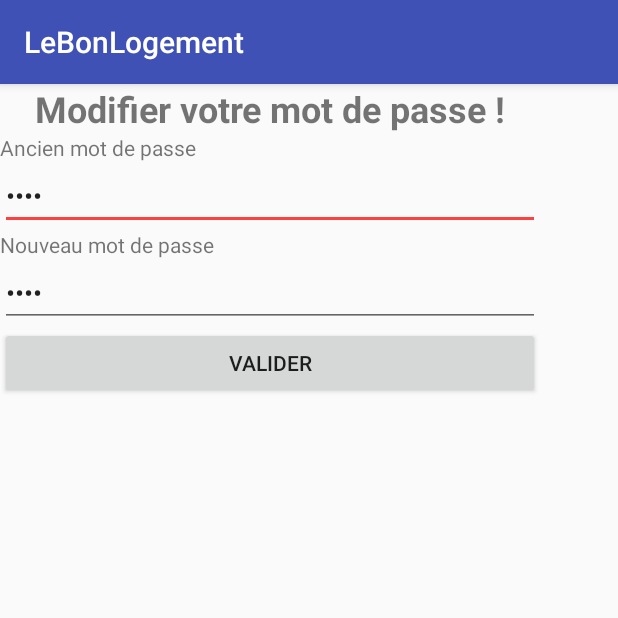
After one commit to BonnefoyC/Projet_if26_android, an Android app: the ModifierMdp screen opened directly, with no data from a screen before it, on a phone screen of 412 x 824 dp, the top half of it. The commit adds this screen. Run offline under Robolectric (Android 15) with nearby library versions, the phone set to English and light mode, and no system bars.

Commit message:
ADD : Interface modification mdp

```diff
--- a/app/src/main/AndroidManifest.xml
+++ b/app/src/main/AndroidManifest.xml
@@ -19,8 +19,7 @@
         <activity
             android:name=".MainActivity"
             android:label="LeBonLogement"
-            android:theme="@style/AppTheme.NoActionBar">
-        </activity>
+            android:theme="@style/AppTheme.NoActionBar"></activity>
 
         <!--
              The API key for Google Maps-based APIs is defined as a string resource.
@@ -37,7 +36,7 @@
         <activity
             android:name=".MapsActivity"
             android:label="@string/title_activity_maps" />
-        <activity android:name=".Contact"></activity>
+        <activity android:name=".Contact" />
         <activity android:name=".DeposerLogement" />
         <activity android:name=".Details" />
         <activity android:name=".Aide" />
@@ -46,9 +45,11 @@
         <activity android:name=".Authentification">
             <intent-filter>
                 <action android:name="android.intent.action.MAIN" />
+
                 <category android:name="android.intent.category.LAUNCHER" />
             </intent-filter>
         </activity>
+        <activity android:name=".ModifierMdp"></activity>
     </application>
 
 </manifest>
--- a/app/src/main/java/fr/clbonnefoy1/projet_if26_android/DeposerLogement.java
+++ b/app/src/main/java/fr/clbonnefoy1/projet_if26_android/DeposerLogement.java
@@ -62,7 +62,7 @@ public class DeposerLogement extends AppCompatActivity {
                 double lat = 2.253656;
                 double lng = 2.265356;
                 int image_uri = R.drawable.logement1;
-                String id_proprio = "4";
+                String id_proprio = Compte.getId();
 
 
                 Logement l = new Logement(
--- /dev/null
+++ b/app/src/main/java/fr/clbonnefoy1/projet_if26_android/ModifierMdp.java
@@ -0,0 +1,13 @@
+package fr.clbonnefoy1.projet_if26_android;
+
+import android.support.v7.app.AppCompatActivity;
+import android.os.Bundle;
+
+public class ModifierMdp extends AppCompatActivity {
+
+    @Override
+    protected void onCreate(Bundle savedInstanceState) {
+        super.onCreate(savedInstanceState);
+        setContentView(R.layout.activity_modifier_mdp);
+    }
+}
--- a/app/src/main/java/fr/clbonnefoy1/projet_if26_android/Parametres.java
+++ b/app/src/main/java/fr/clbonnefoy1/projet_if26_android/Parametres.java
@@ -18,6 +18,7 @@ public class Parametres extends AppCompatActivity {
     private TextView tv_tel;
 
     private Button bt_modifier;
+    private Button bt_mdp;
 
     private Proprietaire proprietaire;
 
@@ -50,5 +51,14 @@ public class Parametres extends AppCompatActivity {
             }
         });
 
+        bt_mdp = (Button)findViewById(R.id.bt_mdp);
+        bt_mdp.setOnClickListener(new View.OnClickListener() {
+            @Override
+            public void onClick(View v) {
+                Intent intent = new Intent(mContext, ModifierMdp.class);
+                startActivity(intent);
+            }
+        });
+
     }
 }
--- /dev/null
+++ b/app/src/main/res/layout/activity_modifier_mdp.xml
@@ -0,0 +1,98 @@
+<?xml version="1.0" encoding="utf-8"?>
+<android.support.constraint.ConstraintLayout xmlns:android="http://schemas.android.com/apk/res/android"
+    xmlns:app="http://schemas.android.com/apk/res-auto"
+    xmlns:tools="http://schemas.android.com/tools"
+    android:layout_width="match_parent"
+    android:layout_height="match_parent"
+    tools:context="fr.clbonnefoy1.projet_if26_android.ModifierMdp">
+
+    <LinearLayout
+        android:layout_width="360dp"
+        android:layout_height="511dp"
+        android:layout_marginLeft="0dp"
+        android:layout_marginTop="0dp"
+        android:orientation="vertical"
+        app:layout_constraintLeft_toLeftOf="parent"
+        app:layout_constraintTop_toTopOf="parent">
+
+        <TextView
+            android:id="@+id/textView26"
+            android:layout_width="match_parent"
+            android:layout_height="wrap_content"
+            android:text="Modifier votre mot de passe !"
+            android:textAlignment="center"
+            android:textSize="24sp"
+            android:textStyle="bold" />
+
+        <LinearLayout
+            android:id="@+id/ll_mdp"
+            android:layout_width="match_parent"
+            android:layout_height="wrap_content"
+            android:orientation="vertical">
+
+            <TextView
+                android:id="@+id/textView20"
+                android:layout_width="match_parent"
+                android:layout_height="wrap_content"
+                android:text="Ancien mot de passe" />
+
+            <EditText
+                android:id="@+id/et_ancien_mdp"
+                android:layout_width="match_parent"
+                android:layout_height="wrap_content"
+                android:ems="10"
+                android:inputType="textPassword"
+                android:text="Name" />
+
+            <TextView
+                android:id="@+id/textView25"
+                android:layout_width="match_parent"
+                android:layout_height="wrap_content"
+                android:text="Nouveau mot de passe" />
+
+            <EditText
+                android:id="@+id/et_nouveau_mdp"
+                android:layout_width="match_parent"
+                android:layout_height="wrap_content"
+                android:ems="10"
+                android:inputType="textPassword"
+                android:text="Name" />
+
+            <Button
+                android:id="@+id/bt_mdp"
+                android:layout_width="match_parent"
+                android:layout_height="wrap_content"
+                android:text="Valider" />
+        </LinearLayout>
+
+        <LinearLayout
+            android:id="@+id/ll_num_temp"
+            android:layout_width="match_parent"
+            android:layout_height="match_parent"
+            android:orientation="vertical"
+            android:visibility="invisible">
+
+            <TextView
+                android:id="@+id/tv_indications"
+                android:layout_width="match_parent"
+                android:layout_height="wrap_content"
+                android:text="Entrez le numéro à quatre chiffres qui vous a été envoyé à l'adresse suivante : blbl@utt.fr." />
+
+            <EditText
+                android:id="@+id/et_num_temp"
+                android:layout_width="match_parent"
+                android:layout_height="wrap_content"
+                android:ems="10"
+                android:hint="0000"
+                android:inputType="number"
+                android:textAlignment="center" />
+
+            <Button
+                android:id="@+id/bt_num_temp"
+                android:layout_width="match_parent"
+                android:layout_height="wrap_content"
+                android:text="Valider" />
+        </LinearLayout>
+
+    </LinearLayout>
+</android.support.constraint.ConstraintLayout>
--- a/app/src/main/res/layout/activity_parametres.xml
+++ b/app/src/main/res/layout/activity_parametres.xml
@@ -65,6 +65,15 @@
             android:backgroundTint="@color/endblue"
             android:elevation="0dp"
             android:text="Modifier votre compte" />
+
+        <Button
+            android:id="@+id/bt_mdp"
+            android:layout_width="match_parent"
+            android:layout_height="wrap_content"
+            android:layout_margin="10dp"
+            android:backgroundTint="@color/startblue"
+            android:elevation="0dp"
+            android:text="Modifier votre mot de passe" />
     </LinearLayout>
 
 </android.support.constraint.ConstraintLayout>
```
